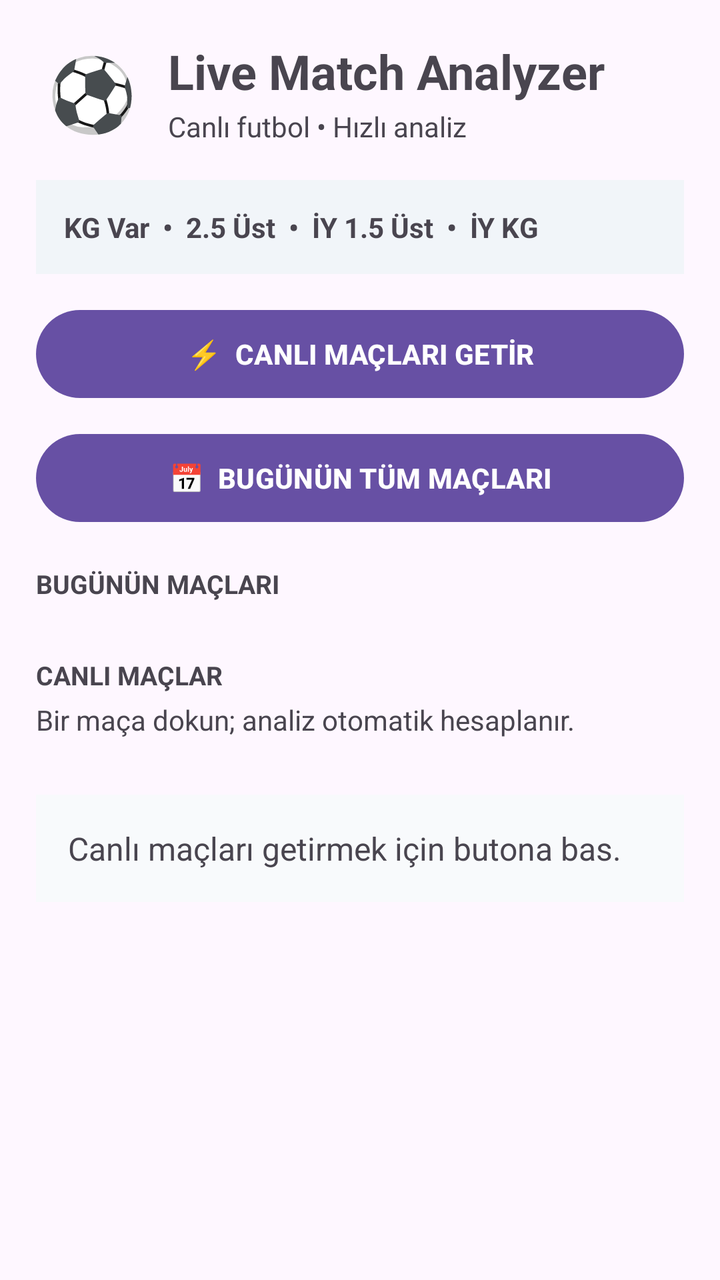
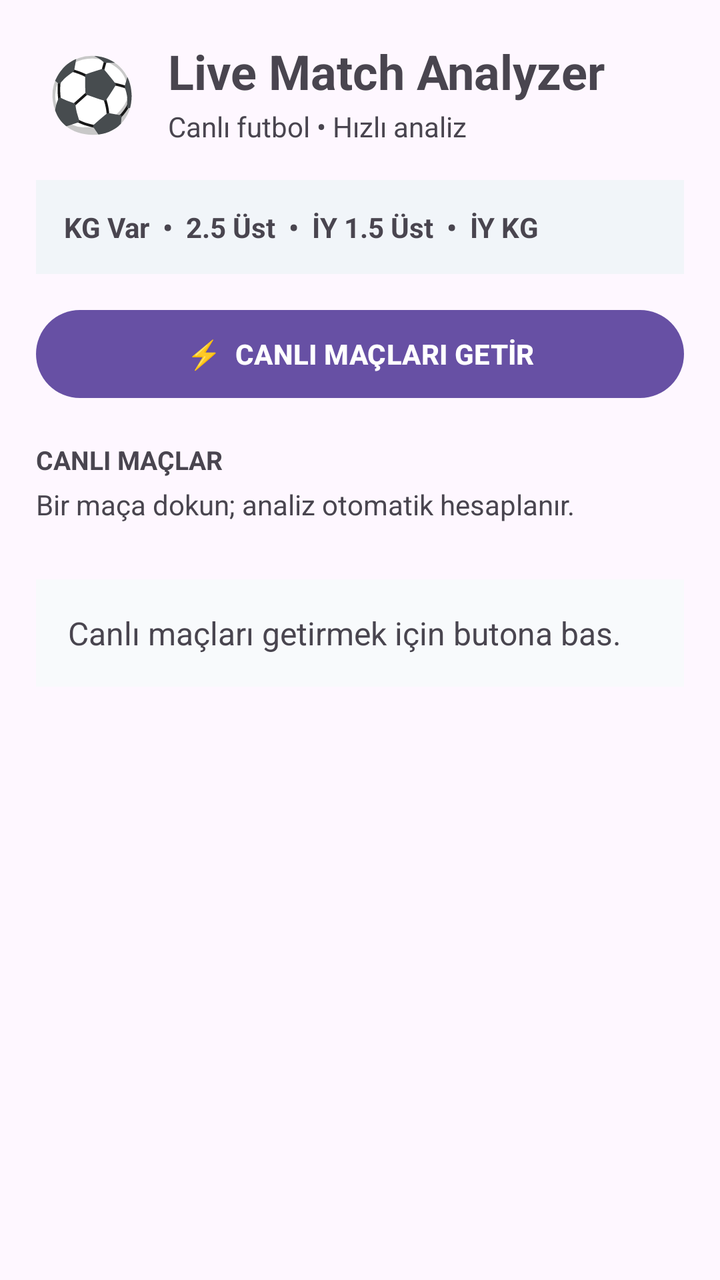

An Android layout rendered at two revisions. The XML below is the earlier revision; the diff shows what the commit changed to produce the second picture.
<!-- AndroidManifest.xml: application theme Theme.LiveMatchAnalyzer -->
<!-- res/layout/activity_main.xml -->
<ScrollView xmlns:android="http://schemas.android.com/apk/res/android"
    android:layout_width="match_parent"
    android:layout_height="match_parent"
    android:fillViewport="true">
    <LinearLayout
        android:layout_width="match_parent"
        android:layout_height="wrap_content"
        android:orientation="vertical"
        android:padding="18dp">

        <LinearLayout
            android:layout_width="match_parent"
            android:layout_height="wrap_content"
            android:gravity="center_vertical"
            android:orientation="horizontal"
            android:paddingBottom="8dp">
            <TextView
                android:layout_width="56dp"
                android:layout_height="56dp"
                android:gravity="center"
                android:text="⚽"
                android:textSize="36sp" />
            <LinearLayout
                android:layout_width="0dp"
                android:layout_height="wrap_content"
                android:layout_weight="1"
                android:orientation="vertical"
                android:paddingStart="10dp">
                <TextView
                    android:layout_width="match_parent"
                    android:layout_height="wrap_content"
                    android:text="Live Match Analyzer"
                    android:textSize="24sp"
                    android:textStyle="bold" />
                <TextView
                    android:layout_width="match_parent"
                    android:layout_height="wrap_content"
                    android:layout_marginTop="2dp"
                    android:text="Canlı futbol • Hızlı analiz"
                    android:textSize="14sp" />
            </LinearLayout>
        </LinearLayout>

        <TextView
            android:layout_width="match_parent"
            android:layout_height="wrap_content"
            android:layout_marginTop="8dp"
            android:background="#F1F5F9"
            android:padding="14dp"
            android:text="KG Var  •  2.5 Üst  •  İY 1.5 Üst  •  İY KG"
            android:textStyle="bold" />

        <Button
            android:id="@+id/liveMatches"
            android:layout_width="match_parent"
            android:layout_height="52dp"
            android:layout_marginTop="14dp"
            android:text="⚡  CANLI MAÇLARI GETİR"
            android:textAllCaps="false"
            android:textStyle="bold" />

        <Button
            android:id="@+id/todayMatches"
            android:layout_width="match_parent"
            android:layout_height="52dp"
            android:layout_marginTop="10dp"
            android:text="📅  BUGÜNÜN TÜM MAÇLARI"
            android:textAllCaps="false"
            android:textStyle="bold" />

        <TextView
            android:layout_width="match_parent"
            android:layout_height="wrap_content"
            android:layout_marginTop="18dp"
            android:text="BUGÜNÜN MAÇLARI"
            android:textSize="13sp"
            android:textStyle="bold" />

        <LinearLayout
            android:id="@+id/todayList"
            android:layout_width="match_parent"
            android:layout_height="wrap_content"
            android:layout_marginTop="10dp"
            android:orientation="vertical" />

        <TextView
            android:layout_width="match_parent"
            android:layout_height="wrap_content"
            android:layout_marginTop="18dp"
            android:text="CANLI MAÇLAR"
            android:textSize="13sp"
            android:textStyle="bold" />

        <TextView
            android:layout_width="match_parent"
            android:layout_height="wrap_content"
            android:layout_marginTop="4dp"
            android:text="Bir maça dokun; analiz otomatik hesaplanır."
            android:textSize="14sp" />

        <LinearLayout
            android:id="@+id/liveList"
            android:layout_width="match_parent"
            android:layout_height="wrap_content"
            android:layout_marginTop="10dp"
            android:orientation="vertical" />

        <TextView
            android:id="@+id/result"
            android:layout_width="match_parent"
            android:layout_height="wrap_content"
            android:layout_marginTop="18dp"
            android:background="#F8FAFC"
            android:padding="16dp"
            android:text="Canlı maçları getirmek için butona bas."
            android:textSize="16sp" />
    </LinearLayout>
</ScrollView>
<!-- resources referenced by this layout -->
<resources>
  <style name="Theme.LiveMatchAnalyzer" parent="Theme.Material3.DayNight.NoActionBar" />
</resources>

<!-- the commit's change to res/layout/activity_main.xml (unified diff, before → after) -->
@@ -59,30 +59,6 @@
             android:textAllCaps="false"
             android:textStyle="bold" />
 
-        <Button
-            android:id="@+id/todayMatches"
-            android:layout_width="match_parent"
-            android:layout_height="52dp"
-            android:layout_marginTop="10dp"
-            android:text="📅  BUGÜNÜN TÜM MAÇLARI"
-            android:textAllCaps="false"
-            android:textStyle="bold" />
-
-        <TextView
-            android:layout_width="match_parent"
-            android:layout_height="wrap_content"
-            android:layout_marginTop="18dp"
-            android:text="BUGÜNÜN MAÇLARI"
-            android:textSize="13sp"
-            android:textStyle="bold" />
-
-        <LinearLayout
-            android:id="@+id/todayList"
-            android:layout_width="match_parent"
-            android:layout_height="wrap_content"
-            android:layout_marginTop="10dp"
-            android:orientation="vertical" />
-
         <TextView
             android:layout_width="match_parent"
             android:layout_height="wrap_content"
